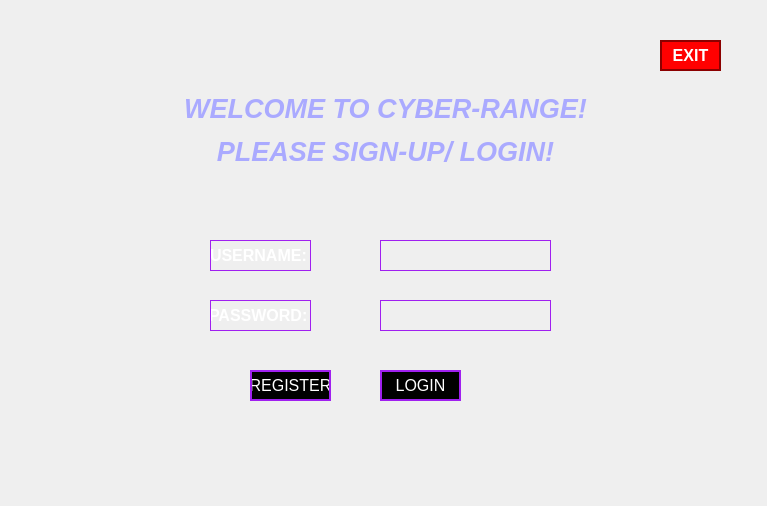
The window that CyberRange/Client/LoginDialog.ui (Pafy-24/CyberRange----POO) describes before a commit, drawn with Qt 5.
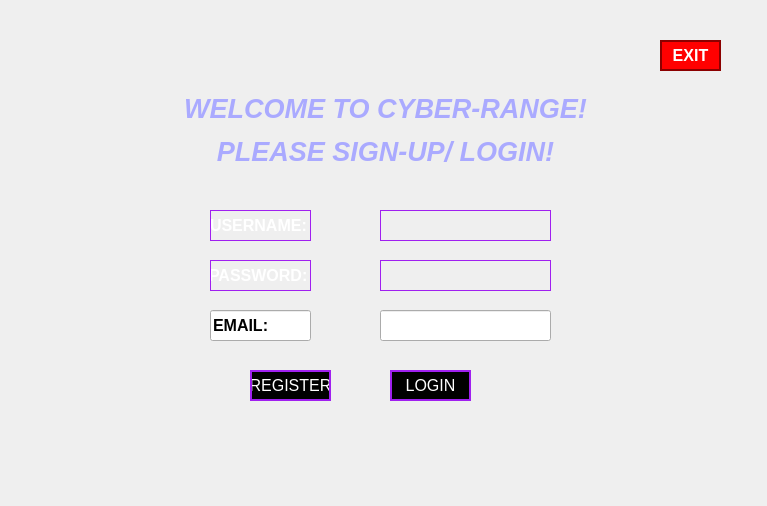
The same window after the commit. Icons and pictures are not drawn.

```diff
--- a/CyberRange/Client/LoginDialog.ui
+++ b/CyberRange/Client/LoginDialog.ui
@@ -31,7 +31,7 @@
    <property name="geometry">
     <rect>
      <x>380</x>
-     <y>240</y>
+     <y>210</y>
      <width>171</width>
      <height>31</height>
     </rect>
@@ -52,7 +52,7 @@
    <property name="geometry">
     <rect>
      <x>380</x>
-     <y>300</y>
+     <y>260</y>
      <width>171</width>
      <height>31</height>
     </rect>
@@ -75,7 +75,7 @@
   <widget class="QPushButton" name="loginButton">
    <property name="geometry">
     <rect>
-     <x>380</x>
+     <x>390</x>
      <y>370</y>
      <width>81</width>
      <height>31</height>
@@ -136,7 +136,7 @@
    <property name="geometry">
     <rect>
      <x>210</x>
-     <y>240</y>
+     <y>210</y>
      <width>101</width>
      <height>31</height>
     </rect>
@@ -177,7 +177,7 @@
    <property name="geometry">
     <rect>
      <x>210</x>
-     <y>300</y>
+     <y>260</y>
      <width>101</width>
      <height>31</height>
     </rect>
@@ -289,6 +289,38 @@
     <set>Qt::AlignmentFlag::AlignCenter</set>
    </property>
   </widget>
+  <widget class="QLineEdit" name="lineEditEmail2">
+   <property name="geometry">
+    <rect>
+     <x>210</x>
+     <y>310</y>
+     <width>101</width>
+     <height>31</height>
+    </rect>
+   </property>
+   <property name="font">
+    <font>
+     <pointsize>12</pointsize>
+     <bold>true</bold>
+    </font>
+   </property>
+   <property name="text">
+    <string>EMAIL:</string>
+   </property>
+   <property name="readOnly">
+    <bool>true</bool>
+   </property>
+  </widget>
+  <widget class="QLineEdit" name="lineEditEmail">
+   <property name="geometry">
+    <rect>
+     <x>380</x>
+     <y>310</y>
+     <width>171</width>
+     <height>31</height>
+    </rect>
+   </property>
+  </widget>
  </widget>
  <resources/>
  <connections/>
```
